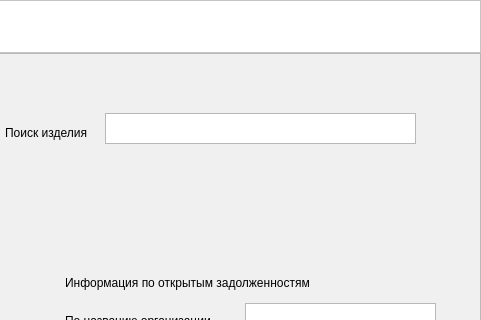
Old version of the form uiform.ui in the repository IgorReyms/sklad; both pictures show x 535 to 1016 and y 0 to 320 of the 1016 by 852 pixel window.
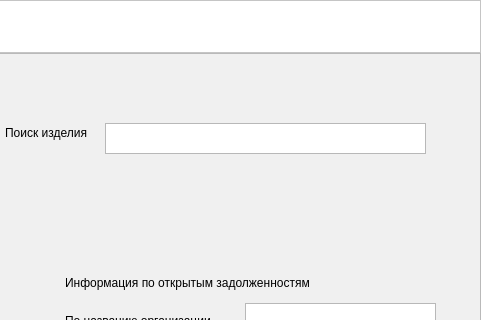
New version of the form. The open tabs and pages were chosen to show the change.

Diff of the .ui file:
```diff
--- a/uiform.ui
+++ b/uiform.ui
@@ -1082,26 +1082,6 @@
             <string>Поиск изделия</string>
            </property>
           </widget>
-          <widget class="QPlainTextEdit" name="ItemFindNameTextEdit">
-           <property name="geometry">
-            <rect>
-             <x>630</x>
-             <y>50</y>
-             <width>311</width>
-             <height>31</height>
-            </rect>
-           </property>
-          </widget>
-          <widget class="QPlainTextEdit" name="DebtItemNameTextEdit">
-           <property name="geometry">
-            <rect>
-             <x>150</x>
-             <y>90</y>
-             <width>281</width>
-             <height>31</height>
-            </rect>
-           </property>
-          </widget>
           <widget class="QLabel" name="label_26">
            <property name="geometry">
             <rect>
@@ -1407,6 +1387,44 @@
             </rect>
            </property>
           </widget>
+          <widget class="QTableWidget" name="DebtItemTable">
+           <property name="geometry">
+            <rect>
+             <x>150</x>
+             <y>90</y>
+             <width>281</width>
+             <height>31</height>
+            </rect>
+           </property>
+           <property name="cornerButtonEnabled">
+            <bool>false</bool>
+           </property>
+           <attribute name="horizontalHeaderVisible">
+            <bool>false</bool>
+           </attribute>
+           <attribute name="horizontalHeaderStretchLastSection">
+            <bool>true</bool>
+           </attribute>
+          </widget>
+          <widget class="QTableWidget" name="itemFinder">
+           <property name="geometry">
+            <rect>
+             <x>630</x>
+             <y>60</y>
+             <width>321</width>
+             <height>31</height>
+            </rect>
+           </property>
+           <property name="cornerButtonEnabled">
+            <bool>false</bool>
+           </property>
+           <attribute name="horizontalHeaderVisible">
+            <bool>false</bool>
+           </attribute>
+           <attribute name="horizontalHeaderStretchLastSection">
+            <bool>true</bool>
+           </attribute>
+          </widget>
          </widget>
         </widget>
        </item>
```
Left out of the diff: 2 changed lines with no effect on the pictures.
